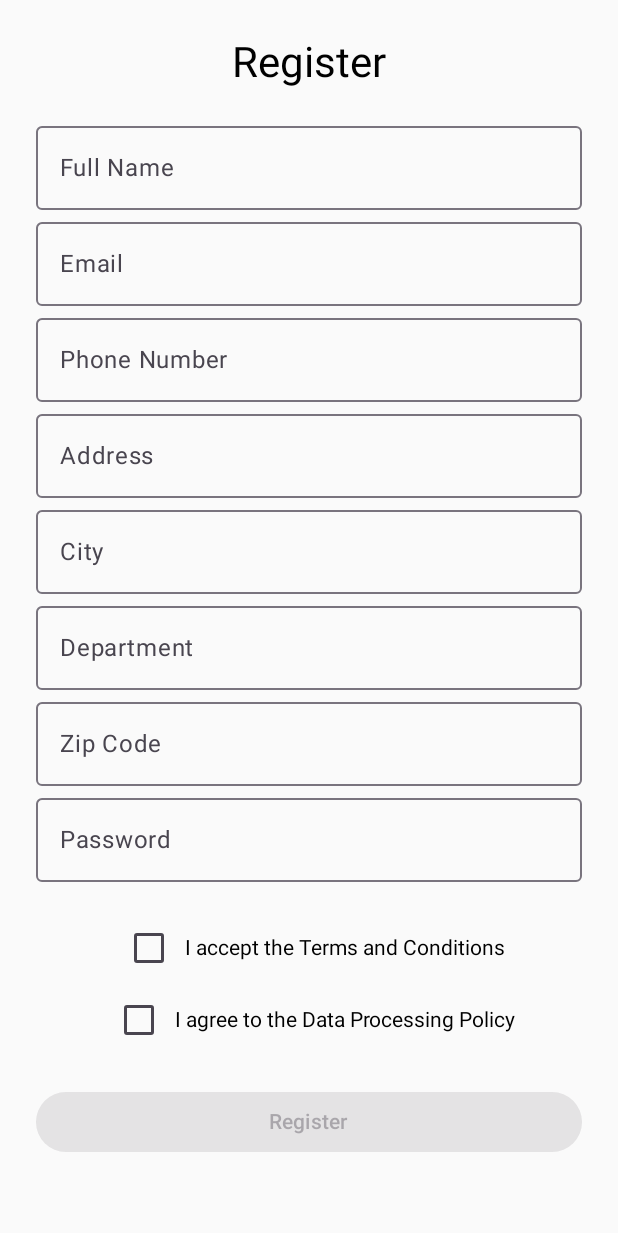
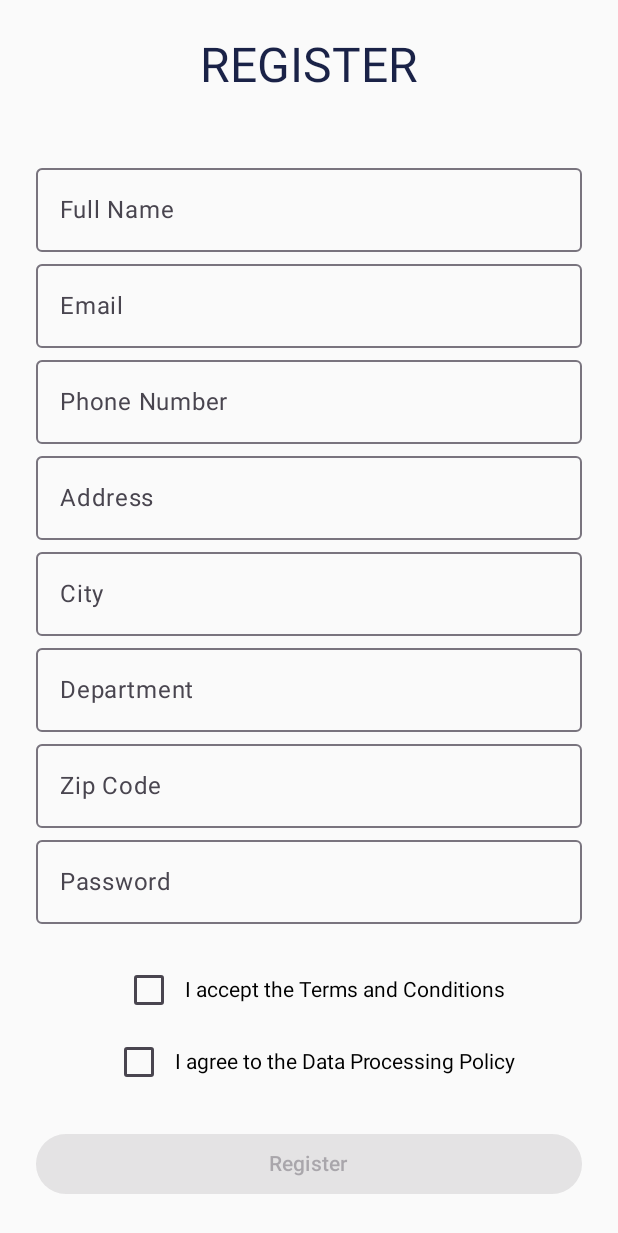
Before and after one commit to G-33-movile-applications/Kotlin., an Android app built with Jetpack Compose: the screen it shows after launch (RegisterActivity), after a tap on "REGISTER", on a phone screen of 412 x 824 dp. Shown: the top 1233 px of the screen. Run offline under Robolectric (Android 15) with nearby library versions, the phone set to English and light mode, and no system bars; our stand-ins replace Firebase (no records; nobody signed in at launch, a user with empty details on screens opened directly); pictures from the network do not load.

Commit message:
intento de arreglo de font mas arreglo de colecciones de fire base

```diff
--- a/app/src/main/java/com/example/mymeds/ui/theme/Theme.kt
+++ b/app/src/main/java/com/example/mymeds/ui/theme/Theme.kt
@@ -1,31 +1,26 @@
 package com.example.mymeds.ui.theme
 
-import android.app.Activity
-import android.os.Build
 import androidx.compose.foundation.isSystemInDarkTheme
 import androidx.compose.material3.MaterialTheme
 import androidx.compose.material3.darkColorScheme
-import androidx.compose.material3.dynamicDarkColorScheme
-import androidx.compose.material3.dynamicLightColorScheme
 import androidx.compose.material3.lightColorScheme
 import androidx.compose.runtime.Composable
-import androidx.compose.ui.platform.LocalContext
 
+// --- Light Theme Colors ---
 private val LightColorScheme = lightColorScheme(
     primary = LightBluePrimary,      // #9FB3DF (Used for buttons, primary text, active elements)
     secondary = SkyBlueSecondary,    // #9EC6F3 (Used for secondary buttons, floating action buttons)
     tertiary = TealTertiary,         // #BDDDE4 (Used for accents, complementary elements)
     background = White,              // #FFFFFF (Main screen background)
     surface = CreamBackground,       // #FFF1D5 (Used for cards, text field backgrounds, dialogs)
-    onPrimary = White,               // Color of content (text, icons) on top of primary
+    onPrimary = White,               // Content (text, icons) on primary
     onSecondary = White,
     onTertiary = DarkGrey,
-    onBackground = Black,            // Color of content on top of background
-    onSurface = DarkGrey             // Color of content on top of surface
+    onBackground = Black,            // Content on background
+    onSurface = DarkGrey             // Content on surface
 )
 
-// --- Dark Color Scheme (Basic Inversion) ---
-// Note: You should fine-tune these colors for actual dark mode use.
+// --- Dark Theme Colors ---
 private val DarkColorScheme = darkColorScheme(
     primary = LightBluePrimary,
     secondary = SkyBlueSecondary,
@@ -39,19 +34,17 @@ private val DarkColorScheme = darkColorScheme(
     onSurface = White
 )
 
+// --- Theme Wrapper ---
 @Composable
 fun MyMedsTheme(
     darkTheme: Boolean = isSystemInDarkTheme(),
     content: @Composable () -> Unit
 ) {
-    val colorScheme = when {
-        darkTheme -> DarkColorScheme
-        else -> LightColorScheme
-    }
+    val colorScheme = if (darkTheme) DarkColorScheme else LightColorScheme
 
     MaterialTheme(
         colorScheme = colorScheme,
-        typography = Typography, // Uses the Typography object defined in Type.kt
+        typography = Typography, // 👈 Usa tu PoetsenOne definido en Typography.kt
         content = content
     )
 }
--- a/app/src/main/java/com/example/mymeds/ui/theme/Type.kt
+++ b/app/src/main/java/com/example/mymeds/ui/theme/Type.kt
@@ -2,29 +2,38 @@ package com.example.mymeds.ui.theme
 
 import androidx.compose.material3.Typography
 import androidx.compose.ui.text.TextStyle
+import androidx.compose.ui.text.font.Font
 import androidx.compose.ui.text.font.FontFamily
 import androidx.compose.ui.text.font.FontWeight
 import androidx.compose.ui.unit.sp
+import com.example.mymeds.R
 
-// Set of Material typography styles to start with
+// Definir la fuente Poetsen One
+val PoetsenOne = FontFamily(
+    Font(R.font.poetsen_one_regular, FontWeight.Normal)
+)
 val Typography = Typography(
-    // Large and prominent text
-    displayLarge = TextStyle(
-        fontFamily = FontFamily.Default,
-        fontWeight = FontWeight.Normal,
-        fontSize = 57.sp,
-        lineHeight = 64.sp,
-        letterSpacing = (-0.25).sp
-    ),
-    // Standard Title text, used for screen headers
-    titleLarge = TextStyle(
-        fontFamily = FontFamily.Default,
+    headlineLarge = TextStyle(
+        fontFamily = PoetsenOne,
         fontWeight = FontWeight.Bold,
-        fontSize = 22.sp,
-        lineHeight = 28.sp,
+        fontSize = 32.sp,
+        lineHeight = 40.sp,
         letterSpacing = 0.sp
     ),
-    // Standard Body text, used for most UI elements
+    displayLarge = TextStyle(
+        fontFamily = PoetsenOne,
+        fontWeight = FontWeight.Bold,
+        fontSize = 36.sp,
+        lineHeight = 44.sp,
+        letterSpacing = 0.sp
+    ),
+    titleLarge = TextStyle(
+        fontFamily = PoetsenOne,
+        fontWeight = FontWeight.Bold,
+        fontSize = 24.sp,
+        lineHeight = 32.sp,
+        letterSpacing = 0.sp
+    ),
     bodyLarge = TextStyle(
         fontFamily = FontFamily.Default,
         fontWeight = FontWeight.Normal,
@@ -32,9 +41,4 @@ val Typography = Typography(
         lineHeight = 24.sp,
         letterSpacing = 0.5.sp
     )
-    /*
-    You can define the rest of the styles here, such as:
-    labelSmall, bodyMedium, headlineMedium, etc.
-    See Material 3 typography guide for all definitions.
-    */
 )
--- a/app/src/main/java/com/example/mymeds/viewModels/RegisterViewModel.kt
+++ b/app/src/main/java/com/example/mymeds/viewModels/RegisterViewModel.kt
@@ -29,7 +29,7 @@ class RegisterViewModel : ViewModel() {
                 if (authTask.isSuccessful) {
                     val userId = auth.currentUser?.uid ?: return@addOnCompleteListener
 
-                    // 2. Guardar datos en Firestore
+                    // 2. Preparar datos del usuario
                     val userMap = hashMapOf(
                         "uid" to userId,
                         "fullName" to fullName,
@@ -42,13 +42,22 @@ class RegisterViewModel : ViewModel() {
                         "createdAt" to Date()
                     )
 
+                    // 3. Guardar en colección "users"
                     firestore.collection("users").document(userId)
                         .set(userMap)
                         .addOnSuccessListener {
-                            onResult(true, "Usuario registrado correctamente")
+                            // 4. Guardar también en colección "usuarios"
+                            firestore.collection("usuarios").document(userId)
+                                .set(userMap)
+                                .addOnSuccessListener {
+                                    onResult(true, "Usuario registrado correctamente en ambas colecciones")
+                                }
+                                .addOnFailureListener { e ->
+                                    onResult(false, "Guardado en 'users' ok, pero error en 'usuarios': ${e.message}")
+                                }
                         }
                         .addOnFailureListener { e ->
-                            onResult(false, "Error al guardar en Firestore: ${e.message}")
+                            onResult(false, "Error al guardar en 'users': ${e.message}")
                         }
 
                 } else {
--- a/app/src/main/java/com/example/mymeds/views/RegisterActivity.kt
+++ b/app/src/main/java/com/example/mymeds/views/RegisterActivity.kt
@@ -68,7 +68,13 @@ fun RegisterScreen(viewModel: RegisterViewModel = viewModel()) {
             .verticalScroll(rememberScrollState()),
         horizontalAlignment = Alignment.CenterHorizontally
     ) {
-        Text("Register", style = MaterialTheme.typography.headlineMedium)
+        Text(
+            text = "REGISTER",
+            style = MaterialTheme.typography.headlineLarge,
+            color = Color(0xFF1A2247),
+            modifier = Modifier.padding(bottom = 24.dp)
+        )
+
 
         Spacer(modifier = Modifier.height(16.dp))
 
```
Also changed, not shown: app/src/main/res/font/poetsen_one_regular.ttf (added).
